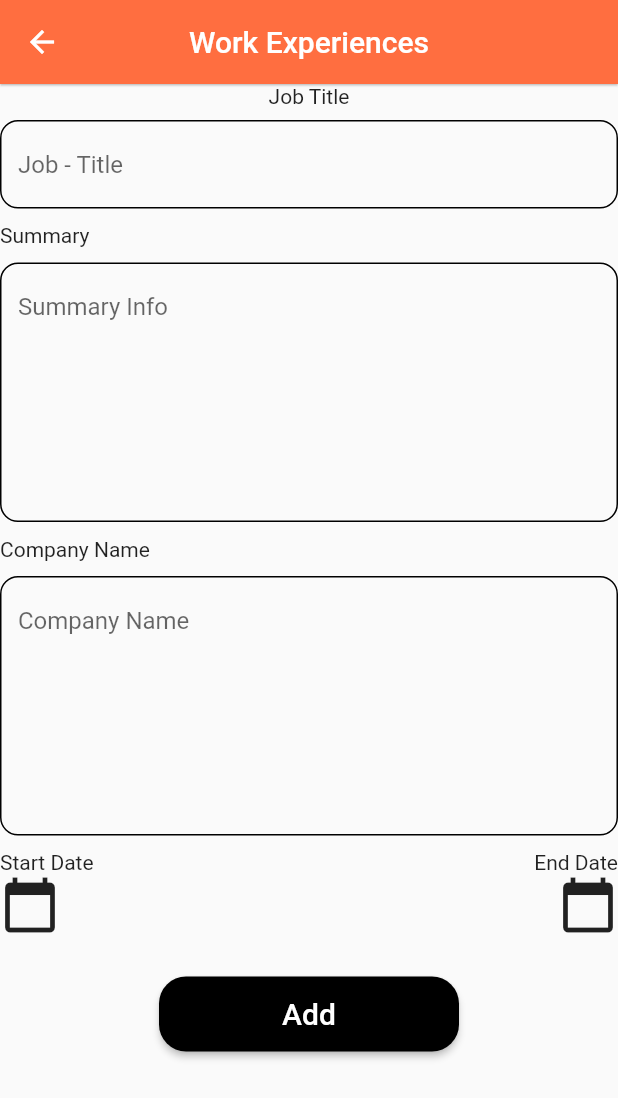
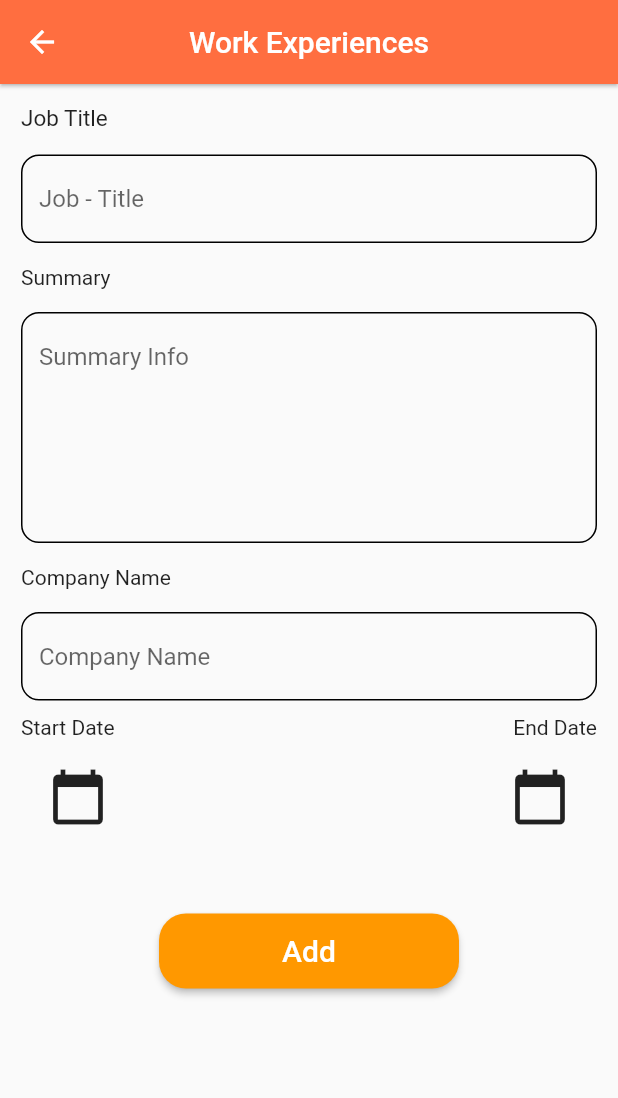
Before and after one commit to Yazoo555/-flutter_intern, a Flutter app: the screen it shows after launch, after a tap on "Add", on a phone screen of 412 x 824 dp. Shown: the top 1098 px of the screen. Run offline on Flutter 3.47's test engine with Material 2 defaults, Android fonts, the phone set to English and light mode, and no system bars.

Commit message:
Fourth Commit //2

```diff
--- a/lib/day_6/cv_page.dart
+++ b/lib/day_6/cv_page.dart
@@ -111,6 +111,13 @@ class _CvPageState extends State<CvPage> {
                       style: ButtonStyle(
                         backgroundColor: MaterialStateProperty.all<Color>(
                             Colors.orange.shade500),
+                        shape:
+                            MaterialStateProperty.all<RoundedRectangleBorder>(
+                          RoundedRectangleBorder(
+                            borderRadius: BorderRadius.circular(
+                                10.0), // Adjust the radius as needed
+                          ),
+                        ),
                       ),
                       child: Text("Add"),
                     ),
--- a/lib/day_6/workExperience/add_experience.dart
+++ b/lib/day_6/workExperience/add_experience.dart
@@ -20,17 +20,25 @@ class _AddWorkExperienceState extends State<AddWorkExperience> {
 
   @override
   Widget build(BuildContext context) {
-    return Scaffold(
+    return SafeArea(
+      child: Scaffold(
         appBar: AppBar(
             title: Text("Work Experiences"),
             centerTitle: true,
-          elevation: .6,
+            elevation: 1,
             backgroundColor: Colors.deepOrangeAccent.shade200),
-      body: Column(
+        body: SingleChildScrollView(
+          child: Padding(
+            padding: const EdgeInsets.all(14.0),
+            child: Column(
+              crossAxisAlignment: CrossAxisAlignment.start,
               children: [
-          Text("Job Title"),
+                Text(
+                  "Job Title",
+                  style: TextStyle(fontWeight: FontWeight.w400, fontSize: 15),
+                ),
                 SizedBox(
-            height: 8,
+                  height: 15,
                 ),
                 Form(
                   key: _experienceKey,
@@ -69,11 +77,11 @@ class _AddWorkExperienceState extends State<AddWorkExperience> {
                         ),
                       ),
                       SizedBox(
-                  height: 10,
+                        height: 15,
                       ),
                       Text("Summary"),
                       SizedBox(
-                  height: 10,
+                        height: 15,
                       ),
                       TextFormField(
                         validator: (value) {
@@ -85,7 +93,7 @@ class _AddWorkExperienceState extends State<AddWorkExperience> {
                           return null;
                         },
                         controller: summaryController,
-                  maxLines: 7,
+                        maxLines: 6,
                         decoration: InputDecoration(
                           hintText: "Summary Info",
                           enabledBorder: OutlineInputBorder(
@@ -108,11 +116,11 @@ class _AddWorkExperienceState extends State<AddWorkExperience> {
                         ),
                       ),
                       SizedBox(
-                  height: 10,
+                        height: 15,
                       ),
                       Text("Company Name"),
                       SizedBox(
-                  height: 10,
+                        height: 15,
                       ),
                       TextFormField(
                         validator: (value) {
@@ -124,7 +132,6 @@ class _AddWorkExperienceState extends State<AddWorkExperience> {
                           return null;
                         },
                         controller: companyNameController,
-                  maxLines: 7,
                         decoration: InputDecoration(
                           hintText: "Company Name",
                           enabledBorder: OutlineInputBorder(
@@ -156,11 +163,13 @@ class _AddWorkExperienceState extends State<AddWorkExperience> {
                           Text("End Date"),
                         ],
                       ),
-                Row(
+                      Padding(
+                        padding: const EdgeInsets.all(18.0),
+                        child: Row(
                           children: [
-                    InkWell(
+                            GestureDetector(
                               child: Icon(Icons.calendar_today, size: 40),
-                      splashColor: Colors.blue.shade400,
+                              // splashColor: Colors.blue.shade400,  when used inkwell
                               onTap: () async {
                                 DateTime? pickedDate = await showDatePicker(
                                   context: context,
@@ -177,9 +186,9 @@ class _AddWorkExperienceState extends State<AddWorkExperience> {
                               },
                             ),
                             Spacer(),
-                    InkWell(
+                            GestureDetector(
                               child: Icon(Icons.calendar_today, size: 40),
-                      splashColor: Colors.blue.shade400,
+                              // splashColor: Colors.blue.shade400,
                               onTap: () async {
                                 DateTime? pickedDate = await showDatePicker(
                                   context: context,
@@ -191,14 +200,22 @@ class _AddWorkExperienceState extends State<AddWorkExperience> {
                                     DateFormat(DateFormat.YEAR_MONTH_DAY)
                                         .format(pickedDate!);
                                 setState(() {
-                          _startDate = formattedEndDate.toString();
+                                  _endDate = formattedEndDate.toString();
                                 });
                               },
                             ),
                           ],
                         ),
-                Row(
-                  children: [Text(_startDate), Spacer(), Text(_endDate)],
+                      ),
+                      Padding(
+                        padding: const EdgeInsets.all(6.0),
+                        child: Row(
+                          children: [
+                            Text(_startDate),
+                            Spacer(),
+                            Text(_endDate),
+                          ],
+                        ),
                       ),
                       SizedBox(
                         height: 12,
@@ -207,7 +224,7 @@ class _AddWorkExperienceState extends State<AddWorkExperience> {
                         alignment: Alignment.center,
                         child: ElevatedButton(
                           style: ElevatedButton.styleFrom(
-                        backgroundColor: Colors.black,
+                              backgroundColor: Colors.orange.shade500,
                               fixedSize: const Size(200, 50),
                               shape: RoundedRectangleBorder(
                                 borderRadius: BorderRadius.circular(18.0),
@@ -237,15 +254,16 @@ class _AddWorkExperienceState extends State<AddWorkExperience> {
                                     borderRadius: BorderRadius.circular(17.0),
                                   ),
                                   iconColor: Colors.white,
-                            titleTextStyle:
-                                TextStyle(color: Colors.white, fontSize: 25),
+                                  titleTextStyle: TextStyle(
+                                      color: Colors.white, fontSize: 25),
                                 ),
                               );
                             }
                           },
                           child: Text(
                             "Add",
-                      style: TextStyle(fontSize: 20.0),
+                            style:
+                                TextStyle(fontSize: 20.0, color: Colors.white),
                           ),
                         ),
                       ),
@@ -254,6 +272,9 @@ class _AddWorkExperienceState extends State<AddWorkExperience> {
                 ),
               ],
             ),
+          ),
+        ),
+      ),
     );
   }
 }
```
Lines whose indentation alone changed are shown as unchanged.
